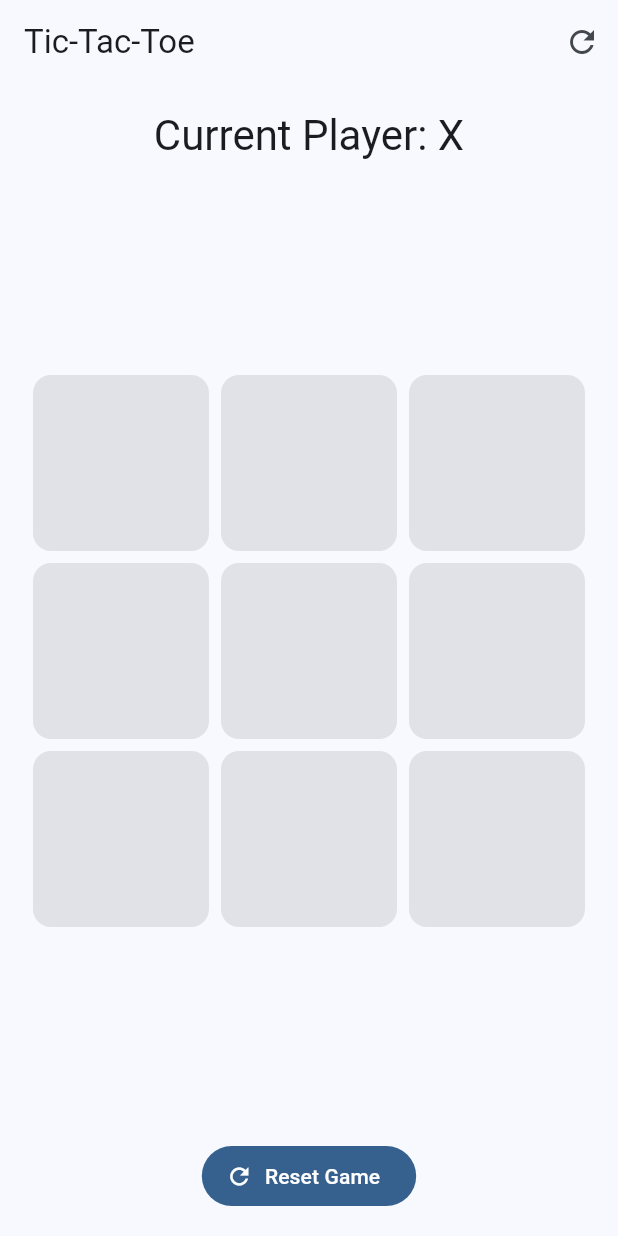
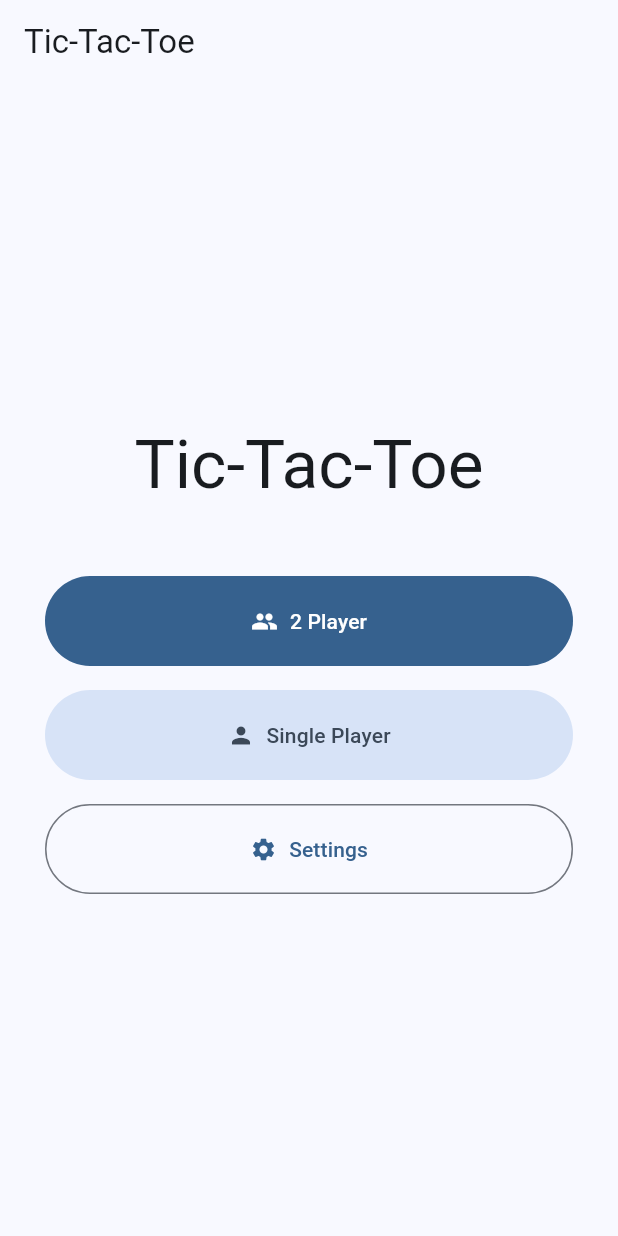
Before and after one commit to lwisne/ai-tictactoe, a Flutter app: the screen it shows after launch, on a phone screen of 412 x 824 dp. Run offline on Flutter 3.47's test engine with Material 3 defaults, Android fonts, the phone set to English and light mode, and no system bars; our stand-ins replace equatable, flutter_bloc.

Commit message:
LWI-78 Implement Home/Menu Screen
- Add HomePage with game mode selection
- Add navigation to GamePage from 2-Player button
- Add placeholder buttons for Single Player and Settings
- Update main.dart to use HomePage as initial route
- Add comprehensive tests with 8 test cases
- All 96 tests passing

🤖 Generated with [Claude Code](https://claude.com/claude-code)

Co-Authored-By: Claude <noreply@anthropic.com>

```diff
--- a/examples/prd-tech-and-workflow/lib/main.dart
+++ b/examples/prd-tech-and-workflow/lib/main.dart
@@ -1,5 +1,5 @@
 import 'package:flutter/material.dart';
-import 'pages/game_page.dart';
+import 'pages/home_page.dart';
 
 void main() {
   runApp(const TicTacToeApp());
@@ -28,7 +28,7 @@ class TicTacToeApp extends StatelessWidget {
         useMaterial3: true,
       ),
       themeMode: ThemeMode.system,
-      home: const GamePage(),
+      home: const HomePage(),
     );
   }
 }
--- /dev/null
+++ b/examples/prd-tech-and-workflow/lib/pages/home_page.dart
@@ -0,0 +1,89 @@
+import 'package:flutter/material.dart';
+import 'game_page.dart';
+
+/// Home/Menu screen with game mode selection
+class HomePage extends StatelessWidget {
+  const HomePage({super.key});
+
+  @override
+  Widget build(BuildContext context) {
+    return Scaffold(
+      appBar: AppBar(
+        title: const Text('Tic-Tac-Toe'),
+      ),
+      body: Center(
+        child: ConstrainedBox(
+          constraints: const BoxConstraints(maxWidth: 400),
+          child: Padding(
+            padding: const EdgeInsets.all(24.0),
+            child: Column(
+              mainAxisAlignment: MainAxisAlignment.center,
+              crossAxisAlignment: CrossAxisAlignment.stretch,
+              children: [
+                // Title
+                Text(
+                  'Tic-Tac-Toe',
+                  style: Theme.of(context).textTheme.displayMedium,
+                  textAlign: TextAlign.center,
+                ),
+                const SizedBox(height: 48),
+
+                // 2-Player mode button
+                FilledButton.icon(
+                  onPressed: () {
+                    Navigator.of(context).push(
+                      MaterialPageRoute(
+                        builder: (_) => const GamePage(),
+                      ),
+                    );
+                  },
+                  icon: const Icon(Icons.people),
+                  label: const Text('2 Player'),
+                  style: FilledButton.styleFrom(
+                    padding: const EdgeInsets.all(20),
+                  ),
+                ),
+                const SizedBox(height: 16),
+
+                // Single Player mode button (placeholder for AI)
+                FilledButton.tonalIcon(
+                  onPressed: () {
+                    // TODO: Navigate to single player game when AI is implemented
+                    ScaffoldMessenger.of(context).showSnackBar(
+                      const SnackBar(
+                        content: Text('Single player mode coming soon!'),
+                      ),
+                    );
+                  },
+                  icon: const Icon(Icons.person),
+                  label: const Text('Single Player'),
+                  style: FilledButton.styleFrom(
+                    padding: const EdgeInsets.all(20),
+                  ),
+                ),
+                const SizedBox(height: 16),
+
+                // Settings button (placeholder)
+                OutlinedButton.icon(
+                  onPressed: () {
+                    // TODO: Navigate to settings when implemented
+                    ScaffoldMessenger.of(context).showSnackBar(
+                      const SnackBar(
+                        content: Text('Settings coming soon!'),
+                      ),
+                    );
+                  },
+                  icon: const Icon(Icons.settings),
+                  label: const Text('Settings'),
+                  style: OutlinedButton.styleFrom(
+                    padding: const EdgeInsets.all(20),
+                  ),
+                ),
+              ],
+            ),
+          ),
+        ),
+      ),
+    );
+  }
+}
```
Also changed, not shown: 1 other file.
